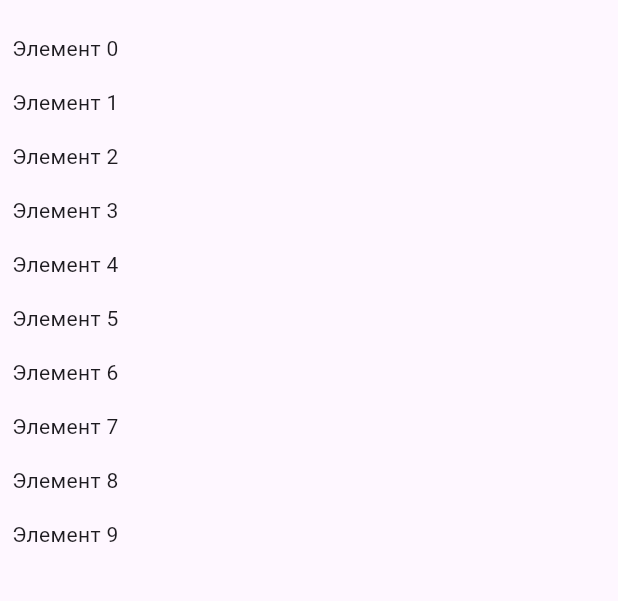
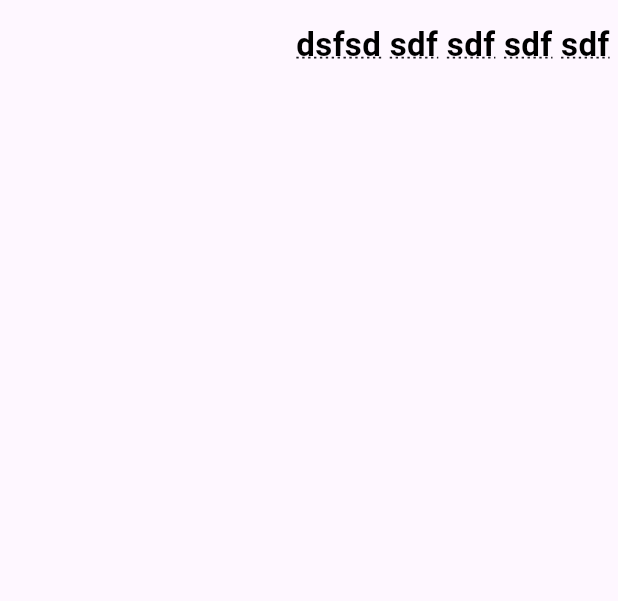
Before and after one commit to kpk-i710/overlay_custom, a Flutter app: the screen it shows after launch, on a phone screen of 412 x 824 dp, the part 63-664 px from its top. Run offline on Flutter 3.47's test engine with Material 3 defaults, Android fonts, the light colour scheme and no system bars.

Commit message:
added overlay cool

```diff
--- a/lib/arrow.dart
+++ /dev/null
@@ -1,3 +0,0 @@
-import 'package:flutter/material.dart';
-import 'package:flutter/widgets.dart';
-import 'package:stackouside/visit.dart';
--- a/lib/main.dart
+++ b/lib/main.dart
@@ -1,22 +1,42 @@
+import 'package:flutter/material.dart';
 import 'package:flutter/material.dart';
 
-void main() {
-  runApp(const MyApp());
-}
+class ClickableText extends StatelessWidget {
+  final String question;
+  final Function(String word, LayerLink layerLink) onTapWord;
 
-class MyApp extends StatelessWidget {
-  const MyApp({Key? key}) : super(key: key);
+  ClickableText({
+    required this.question,
+    required this.onTapWord,
+  });
 
   @override
   Widget build(BuildContext context) {
-    return MaterialApp(
-      title: 'Overlay Example',
-      home: Scaffold(
-        appBar: AppBar(title: const Text('Overlay Example')),
-        body: const Center(
-          child: MyOverlayExample(),
-        ),
-      ),
+    final words = question.split(' ');
+
+    return Wrap(
+      textDirection: TextDirection.rtl,
+      children: words.map((word) {
+        final layerLink = LayerLink(); // LayerLink создан для каждого слова
+        return GestureDetector(
+          onTap: () {
+            onTapWord(word, layerLink);
+          },
+          child: CompositedTransformTarget(
+            link: layerLink,
+            child: Text(
+              '$word ',
+              style: TextStyle(
+                fontSize: 22,
+                fontWeight: FontWeight.bold,
+                color: Colors.black,
+                decoration: TextDecoration.underline,
+                decorationStyle: TextDecorationStyle.dotted,
+              ),
+            ),
+          ),
+        );
+      }).toList(),
     );
   }
 }
@@ -31,15 +51,16 @@ class MyOverlayExample extends StatefulWidget {
 class _MyOverlayExampleState extends State<MyOverlayExample> {
   OverlayEntry? _overlayEntry;
 
-  void _showOverlay(LayerLink layerLink) {
+  void _showOverlay(String word, LayerLink layerLink) {
+    _overlayEntry?.remove(); // Удаляем предыдущий оверлей перед показом нового
     _overlayEntry = OverlayEntry(
       builder: (context) => Positioned(
         width: 100,
         height: 40,
         child: CompositedTransformFollower(
-          link: layerLink,
+          link: layerLink, // Используем переданный layerLink
           showWhenUnlinked: false,
-          offset: const Offset(0, -50), // Смещение оверлея над элементом
+          offset: const Offset(0, 0), // Смещение оверлея над элементом
           child: Material(
             color: Colors.blue,
             child: Center(
@@ -64,25 +85,34 @@ class _MyOverlayExampleState extends State<MyOverlayExample> {
   Widget build(BuildContext context) {
     return ListView(
       children: [
-        for (int i = 0; i < 10; i++)
-          Builder(
-            builder: (context) {
-              final layerLink = LayerLink();
-              return CompositedTransformTarget(
-                link: layerLink,
-                child: GestureDetector(
-                  onTap: () {
-                    _showOverlay(layerLink);
-                  },
-                  child: Padding(
-                    padding: const EdgeInsets.all(8.0),
-                    child: Text('Элемент $i'),
-                  ),
-                ),
-              );
-            },
-          ),
+        ClickableText(
+          question: 'sdf sdf sdf sdf dsfsd',
+          onTapWord: (String word, LayerLink layerLink) {
+            _showOverlay(word, layerLink);
+          },
+        ),
       ],
     );
   }
 }
+
+void main() {
+  runApp(const MyApp());
+}
+
+class MyApp extends StatelessWidget {
+  const MyApp({Key? key}) : super(key: key);
+
+  @override
+  Widget build(BuildContext context) {
+    return MaterialApp(
+      title: 'Overlay Example',
+      home: Scaffold(
+        appBar: AppBar(title: const Text('Overlay Example')),
+        body: const Center(
+          child: MyOverlayExample(),
+        ),
+      ),
+    );
+  }
+}
```
Also changed, not shown: lib/item.dart (deleted, +0 -66 lines), lib/visit.dart (deleted, +0 -88 lines).
